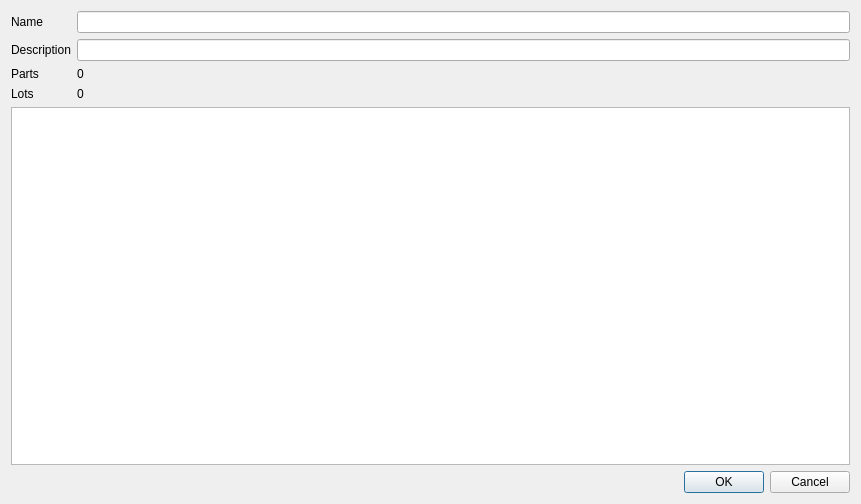
First picture: the form in ui/containerDetailDialog.ui, repository Syadon/BrickCollectionManager, before the edit.
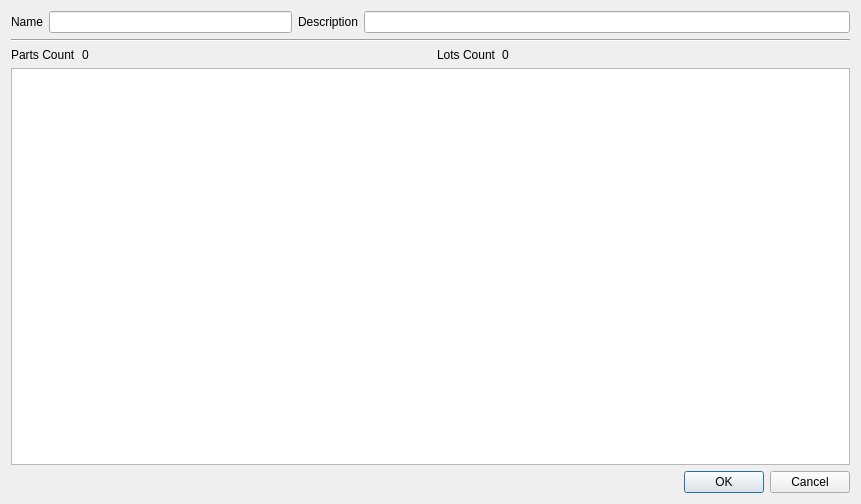
Second picture: the form after the edit.

Commit message: Improved some elemets layout

The edit to the form file:
```diff
--- a/ui/containerDetailDialog.ui
+++ b/ui/containerDetailDialog.ui
@@ -15,59 +15,70 @@
   </property>
   <layout class="QVBoxLayout" name="verticalLayout">
    <item>
-    <layout class="QFormLayout" name="infoLayout">
-     <item row="0" column="0">
-      <widget class="QLabel" name="nameLabel">
-       <property name="text">
-        <string>Name</string>
-       </property>
-      </widget>
-     </item>
+    <layout class="QGridLayout" name="gridLayout" columnstretch="0,1,0,2">
      <item row="0" column="1">
       <widget class="QLineEdit" name="name_edit"/>
      </item>
-     <item row="1" column="0">
+     <item row="0" column="2">
       <widget class="QLabel" name="descriptionLabel">
        <property name="text">
         <string>Description</string>
        </property>
       </widget>
      </item>
-     <item row="2" column="0">
+     <item row="0" column="0">
+      <widget class="QLabel" name="nameLabel">
+       <property name="text">
+        <string>Name</string>
+       </property>
+      </widget>
+     </item>
+     <item row="0" column="3">
+      <widget class="QLineEdit" name="description_edit"/>
+     </item>
+    </layout>
+   </item>
+   <item>
+    <widget class="Line" name="line">
+     <property name="orientation">
+      <enum>Qt::Orientation::Horizontal</enum>
+     </property>
+    </widget>
+   </item>
+   <item>
+    <layout class="QVBoxLayout" name="partsLayout">
+     <item>
+      <layout class="QHBoxLayout" name="horizontalLayout" stretch="0,1,0,1">
+       <item>
       <widget class="QLabel" name="partsLabel">
        <property name="text">
-        <string>Parts</string>
+          <string>Parts Count</string>
        </property>
       </widget>
      </item>
-     <item row="2" column="1">
+       <item>
       <widget class="QLabel" name="part_count_label">
        <property name="text">
         <string>0</string>
        </property>
       </widget>
      </item>
-     <item row="3" column="0">
+       <item>
       <widget class="QLabel" name="lotsLabel">
        <property name="text">
-        <string>Lots</string>
+          <string>Lots Count</string>
        </property>
       </widget>
      </item>
-     <item row="3" column="1">
+       <item>
       <widget class="QLabel" name="lots_count_label">
        <property name="text">
         <string>0</string>
        </property>
       </widget>
      </item>
-     <item row="1" column="1">
-      <widget class="QLineEdit" name="description_edit"/>
-     </item>
-    </layout>
-   </item>
-   <item>
-    <layout class="QVBoxLayout" name="partsLayout">
+      </layout>
+     </item>
      <item>
       <widget class="QTableView" name="partsView">
        <property name="selectionMode">
```
Lines whose indentation alone changed are shown as unchanged. The commit also changes 5 other files.
